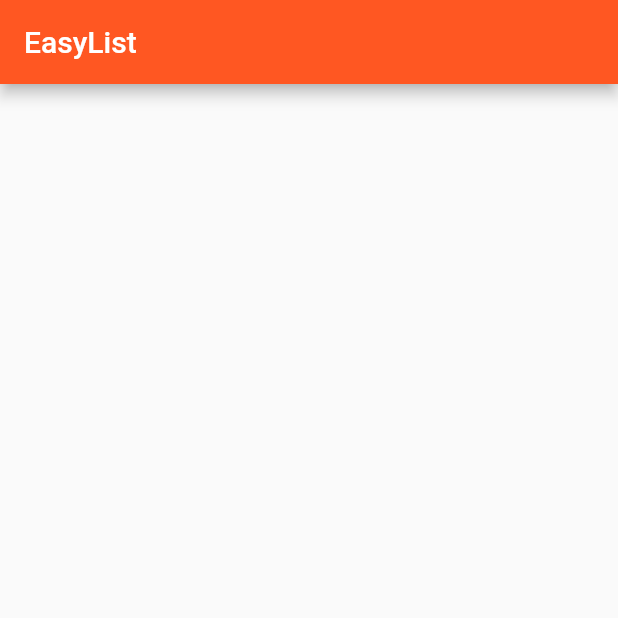
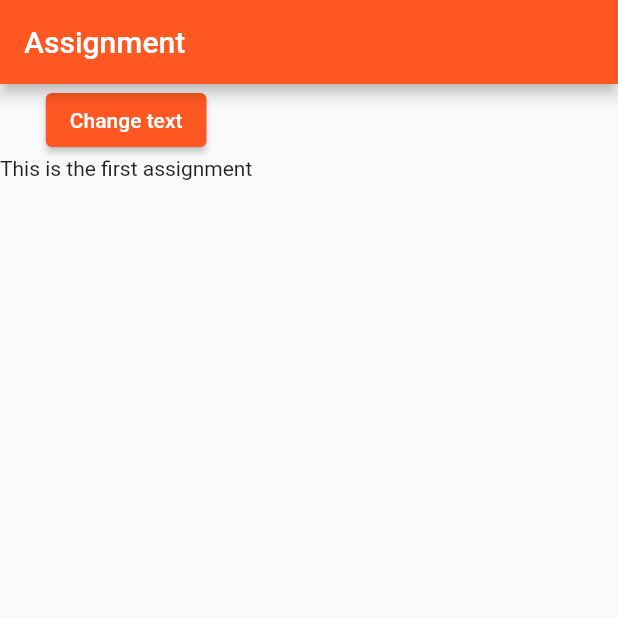
Before and after one commit to Darylabrador/flutter_tuto, a Flutter app: the screen it shows after launch, on a phone screen of 412 x 824 dp, the top half of it. Run offline on Flutter 3.47's test engine with Material 2 defaults, Android fonts, the phone set to English and light mode, and no system bars.

Commit message:
Button wich change the text

```diff
--- a/lib/main.dart
+++ b/lib/main.dart
@@ -2,17 +2,37 @@ import 'package:flutter/material.dart';
 
 void main() => runApp(MyApp());
 
-class MyApp extends StatelessWidget {
+class MyApp extends StatefulWidget {
+  @override
+  State<StatefulWidget> createState() {
+    return _MyAppState();
+  }
+}
+
+class _MyAppState extends State<MyApp> {
+  String _mainText = 'This is the first assignment';
+
   @override
   Widget build(BuildContext context) {
     return MaterialApp(
       theme: ThemeData(
-          primarySwatch: Colors.deepOrange,
-          accentColor: Colors.deepPurple
-      ),
+          primarySwatch: Colors.deepOrange, accentColor: Colors.deepPurple),
       home: Scaffold(
         appBar: AppBar(
-          title: Text('EasyList'),
+          title: Text('Assignment'),
+        ),
+        body: Column(
+          children: [
+            ElevatedButton(
+              onPressed: () {
+                setState(() {
+                  _mainText = 'this changed';
+                });
+              },
+              child: Text('Change text')
+            ),
+            Text(_mainText)
+          ],
         ),
       ),
     );
```
